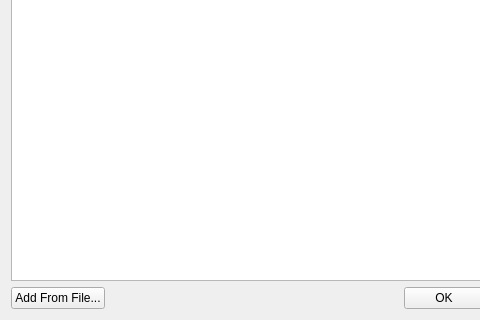
Qt form ui/changethumb.ui (jlbrd/qmagneto) before a commit; both pictures show x 0 to 480 and y 90 to 410 of the 581 by 410 pixel window.
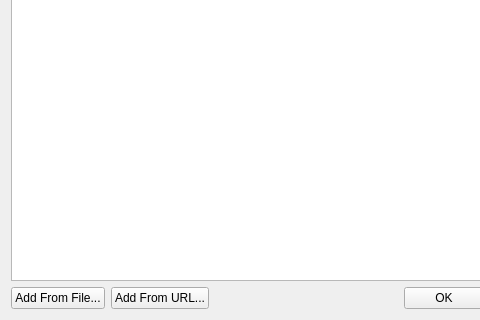
The same form after that commit.

Commit message: - In Change Thumbnail dialog, It's now allowed to enter an image URL to add as thumbnail.

The edit to the form file:
```diff
--- a/ui/changethumb.ui
+++ b/ui/changethumb.ui
@@ -53,6 +53,13 @@
        </property>
       </widget>
      </item>
+     <item>
+      <widget class="QPushButton" name="addFromURL">
+       <property name="text">
+        <string>Add From URL...</string>
+       </property>
+      </widget>
+     </item>
      <item>
       <spacer name="horizontalSpacer">
        <property name="orientation">
```
Left out of the diff: 2 changed lines with no effect on the pictures. The commit also changes 4 other files.
